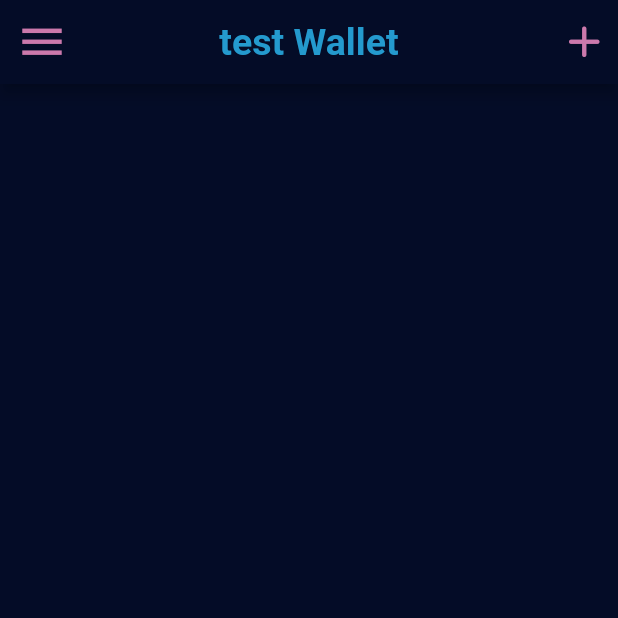
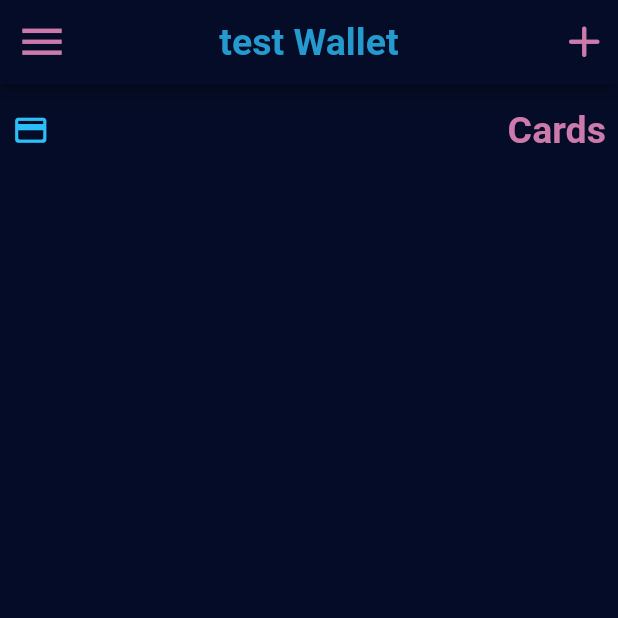
Before and after one commit to NotaCSstudent/FTPbank, a Flutter app: the MainScreen screen opened directly, on a phone screen of 412 x 824 dp, the top half of it. Run offline on Flutter 3.47's test engine with Material 2 defaults, Android fonts, the phone set to English and light mode, and no system bars; our stand-ins replace google_fonts; missing offline and left inert: cryptography; Roboto replaces fonts that are missing (Habibi).

Commit message:
Added little menu pop up

```diff
--- a/client/lib/Screens/Main/mainscreen.dart
+++ b/client/lib/Screens/Main/mainscreen.dart
@@ -1,3 +1,4 @@
+import 'package:client/Screens/SignIn/background.dart';
 import 'package:client/Screens/SignIn/signin.dart';
 import 'package:client/constants.dart';
 import 'package:flutter/material.dart';
@@ -162,14 +163,33 @@ class MainScreen extends StatelessWidget {
           ),
         ),
         actions: [
-          IconButton(
-            onPressed: () {},
+          PopupMenuButton(
+              color: BackgroundColor.withOpacity(0.7),
               icon: Icon(
                 Icons.add_rounded,
                 color: PinkAccent,
                 size: 35,
               ),
+              itemBuilder: (context) => [
+                    PopupMenuItem(
+                      child: Text(
+                        "Add Card",
+                        style: GoogleFonts.habibi(
+                          textStyle: TextStyle(color: LightGrey, fontSize: 18),
+                        ),
+                      ),
+                      value: 0,
+                    ),
+                    PopupMenuItem(
+                      child: Text(
+                        "Add Transaction",
+                        style: GoogleFonts.habibi(
+                          textStyle: TextStyle(color: LightGrey, fontSize: 18),
+                        ),
+                      ),
+                      value: 2,
                     )
+                  ])
         ],
       ),
       body: Container(
@@ -182,7 +202,32 @@ class MainScreen extends StatelessWidget {
             Container(
               margin: EdgeInsets.only(left: 15, right: 15),
               alignment: FractionalOffset.center,
-            )
+            ),
+            Padding(
+              padding: const EdgeInsets.all(8.0),
+              child: Row(
+                children: [
+                  Icon(
+                    Icons.credit_card_rounded,
+                    color: LightBlueAccent,
+                    size: 25,
+                  ),
+                  Spacer(),
+                  Text(
+                    "Cards",
+                    style: GoogleFonts.habibi(
+                      textStyle: TextStyle(
+                          color: PinkAccent,
+                          fontSize: 25,
+                          fontWeight: FontWeight.bold),
+                    ),
+                  ),
+                ],
+              ),
+            ),
+            // put cards here
+            //insights?
+            // then put the transactions
           ],
         ),
       ),
--- a/client/lib/interface.dart
+++ b/client/lib/interface.dart
@@ -3,7 +3,7 @@ import 'dart:convert' as convert;
 import 'package:http/http.dart' as http;
 
 String base_url =
-    "http://192.168.1.13:5000/"; // change this url when running flask server
+    "http://192.168.1.2:5000/"; // change this url when running flask server
 
 class HttpStuff {
   final client = http.Client();
```
Lines whose indentation alone changed are shown as unchanged.
